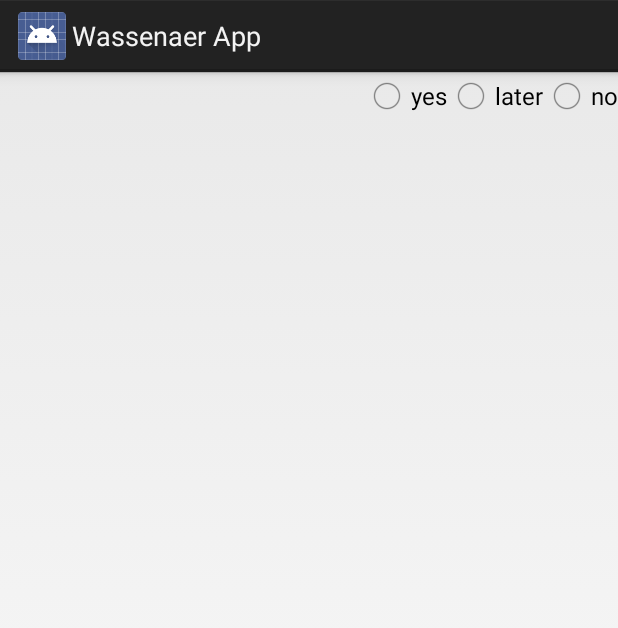
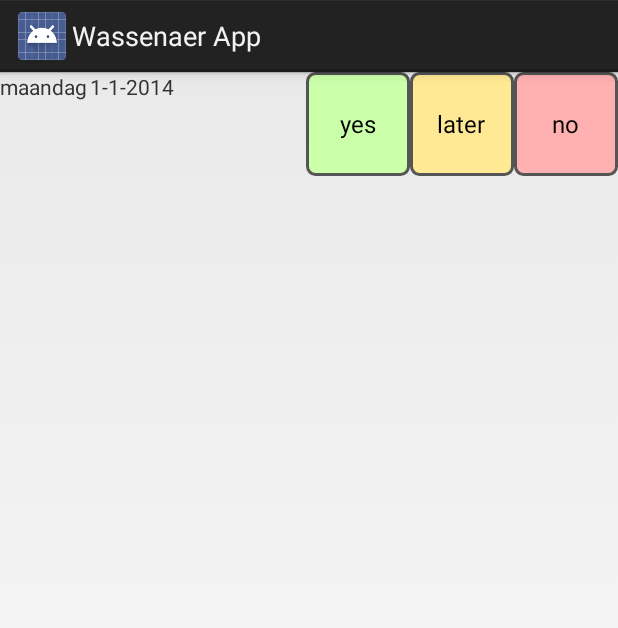
Before and after one commit to roelvandun/WassenaerApp, an Android app: the layout participation_row_radio_layout.xml on its own in the app's theme, with its tools: preview values and no code run, on a phone screen of 412 x 824 dp. Shown: the top 628 px of the screen. Run offline under Robolectric (Android 15) with nearby library versions, the phone set to English and light mode, and no system bars.

Commit message:
Cleaned up unused Strings, removed old row layout, styled new rowlayout

```diff
--- /dev/null
+++ b/app/src/main/res/drawable/active_green.xml
@@ -0,0 +1,10 @@
+<?xml version="1.0" encoding="utf-8"?>
+
+<shape xmlns:android="http://schemas.android.com/apk/res/android"
+    android:shape="rectangle">
+    <corners android:radius="5dp" />
+    <solid android:color="#ff04ff00" />
+    <stroke
+        android:width="2dp"
+        android:color="#53aade" />
+</shape>
--- /dev/null
+++ b/app/src/main/res/drawable/active_orange.xml
@@ -0,0 +1,10 @@
+<?xml version="1.0" encoding="utf-8"?>
+
+<shape xmlns:android="http://schemas.android.com/apk/res/android"
+    android:shape="rectangle">
+    <corners android:radius="5dp" />
+    <solid android:color="#ffffa82c" />
+    <stroke
+        android:width="2dp"
+        android:color="#53aade" />
+</shape>
--- /dev/null
+++ b/app/src/main/res/drawable/active_red.xml
@@ -0,0 +1,10 @@
+<?xml version="1.0" encoding="utf-8"?>
+
+<shape xmlns:android="http://schemas.android.com/apk/res/android"
+    android:shape="rectangle">
+    <corners android:radius="5dp" />
+    <solid android:color="#ffff0000" />
+    <stroke
+        android:width="2dp"
+        android:color="#53aade" />
+</shape>
--- /dev/null
+++ b/app/src/main/res/drawable/dinner_participation_radio_button_green.xml
@@ -0,0 +1,8 @@
+<?xml version="1.0" encoding="utf-8"?>
+
+<selector xmlns:android="http://schemas.android.com/apk/res/android">
+    <item android:drawable="@drawable/inactive_green" android:state_checked="true" android:state_pressed="true" />
+    <item android:drawable="@drawable/active_green" android:state_pressed="true" />
+    <item android:drawable="@drawable/active_green" android:state_checked="true" />
+    <item android:drawable="@drawable/inactive_green" />
+</selector>
--- /dev/null
+++ b/app/src/main/res/drawable/dinner_participation_radio_button_orange.xml
@@ -0,0 +1,8 @@
+<?xml version="1.0" encoding="utf-8"?>
+
+<selector xmlns:android="http://schemas.android.com/apk/res/android">
+    <item android:drawable="@drawable/inactive_orange" android:state_checked="true" android:state_pressed="true" />
+    <item android:drawable="@drawable/active_orange" android:state_pressed="true" />
+    <item android:drawable="@drawable/active_orange" android:state_checked="true" />
+    <item android:drawable="@drawable/inactive_orange" />
+</selector>
--- /dev/null
+++ b/app/src/main/res/drawable/dinner_participation_radio_button_red.xml
@@ -0,0 +1,8 @@
+<?xml version="1.0" encoding="utf-8"?>
+
+<selector xmlns:android="http://schemas.android.com/apk/res/android">
+    <item android:drawable="@drawable/inactive_red" android:state_checked="true" android:state_pressed="true" />
+    <item android:drawable="@drawable/active_red" android:state_pressed="true" />
+    <item android:drawable="@drawable/active_red" android:state_checked="true" />
+    <item android:drawable="@drawable/inactive_red" />
+</selector>
--- /dev/null
+++ b/app/src/main/res/drawable/inactive_green.xml
@@ -0,0 +1,10 @@
+<?xml version="1.0" encoding="utf-8"?>
+
+<shape xmlns:android="http://schemas.android.com/apk/res/android"
+    android:shape="rectangle">
+    <corners android:radius="5dp" />
+    <solid android:color="#ffccffaa" />
+    <stroke
+        android:width="2dp"
+        android:color="#555555" />
+</shape>
--- /dev/null
+++ b/app/src/main/res/drawable/inactive_orange.xml
@@ -0,0 +1,10 @@
+<?xml version="1.0" encoding="utf-8"?>
+
+<shape xmlns:android="http://schemas.android.com/apk/res/android"
+    android:shape="rectangle">
+    <corners android:radius="5dp" />
+    <solid android:color="#ffffe994" />
+    <stroke
+        android:width="2dp"
+        android:color="#555555" />
+</shape>
--- /dev/null
+++ b/app/src/main/res/drawable/inactive_red.xml
@@ -0,0 +1,10 @@
+<?xml version="1.0" encoding="utf-8"?>
+
+<shape xmlns:android="http://schemas.android.com/apk/res/android"
+    android:shape="rectangle">
+    <corners android:radius="5dp" />
+    <solid android:color="#ffffb0b0" />
+    <stroke
+        android:width="2dp"
+        android:color="#555555" />
+</shape>
--- a/app/src/main/res/layout/participation_row_radio_layout.xml
+++ b/app/src/main/res/layout/participation_row_radio_layout.xml
@@ -8,13 +8,15 @@
     <TextView
         android:id="@+id/tv_weekday"
         android:layout_width="wrap_content"
-        android:layout_height="wrap_content" />
+        android:layout_height="wrap_content"
+        android:text="maandag" />
 
     <TextView
         android:id="@+id/tv_date"
         android:layout_width="wrap_content"
         android:layout_height="wrap_content"
-        android:layout_marginLeft="2dp" />
+        android:layout_marginLeft="2dp"
+        android:text="1-1-2014" />
 
     <View
         android:layout_width="0dp"
@@ -28,23 +30,31 @@
 
         <RadioButton
             android:id="@+id/rb_yes"
-            android:layout_width="wrap_content"
-            android:layout_height="wrap_content"
+            android:layout_width="11mm"
+            android:layout_height="11mm"
+            android:background="@drawable/dinner_participation_radio_button_green"
+            android:button="@android:color/transparent"
+            android:gravity="center|center_vertical"
             android:text="@string/yes" />
 
         <RadioButton
             android:id="@+id/rb_later"
-            android:layout_width="wrap_content"
-            android:layout_height="wrap_content"
+            android:layout_width="11mm"
+            android:layout_height="11mm"
+            android:background="@drawable/dinner_participation_radio_button_orange"
+            android:button="@android:color/transparent"
+            android:gravity="center|center_vertical"
             android:text="@string/later" />
 
         <RadioButton
             android:id="@+id/rb_no"
-            android:layout_width="wrap_content"
-            android:layout_height="wrap_content"
+            android:layout_width="11mm"
+            android:layout_height="11mm"
+            android:background="@drawable/dinner_participation_radio_button_red"
+            android:button="@android:color/transparent"
+            android:gravity="center|center_vertical"
             android:text="@string/no" />
 
     </RadioGroup>
 
-
 </LinearLayout>
--- a/app/src/main/res/values/strings.xml
+++ b/app/src/main/res/values/strings.xml
@@ -2,11 +2,10 @@
 <resources>
 
     <string name="app_name">Wassenaer App</string>
-    <string name="hello_world">Hello world!</string>
-    <string name="action_settings">Settings</string>
     <string name="yes">yes</string>
     <string name="later">later</string>
     <string name="no">no</string>
-    <string name="weekday">weekday</string>
+    <string name="week">week</string>
+    <string name="submit">submit</string>
 
 </resources>
```
Also changed, not shown: app/src/main/res/layout/activity_dinner_participation_form.xml (+34 -25 lines), app/src/main/res/layout/participation_row_layout.xml (deleted, +0 -42 lines).
